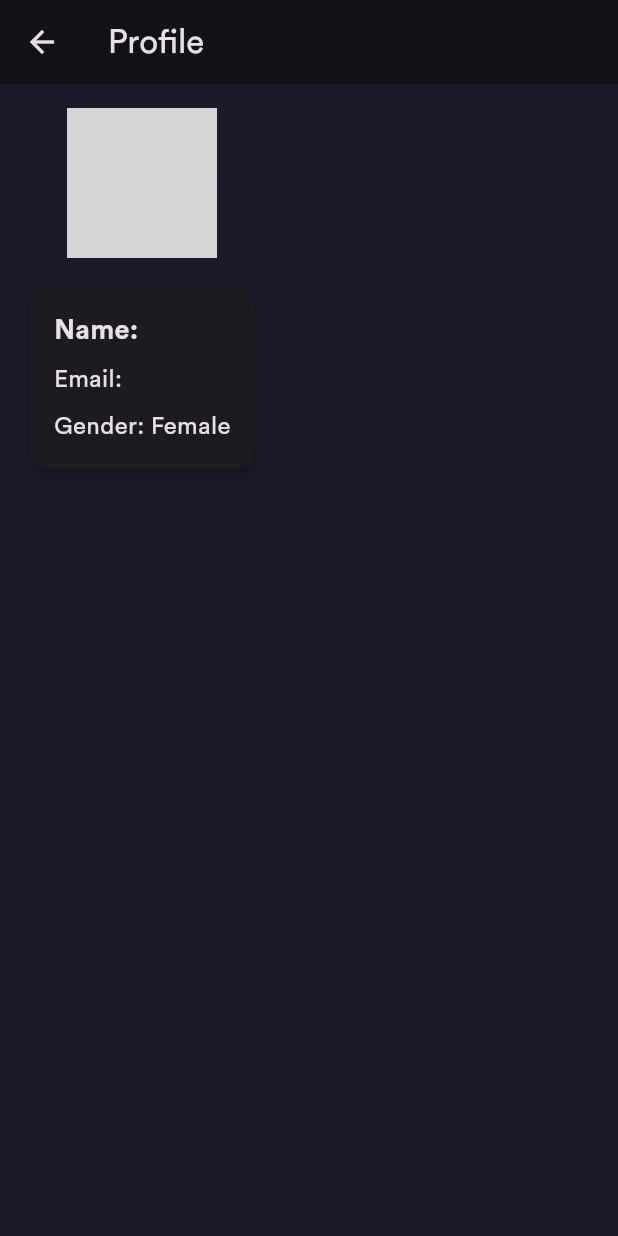
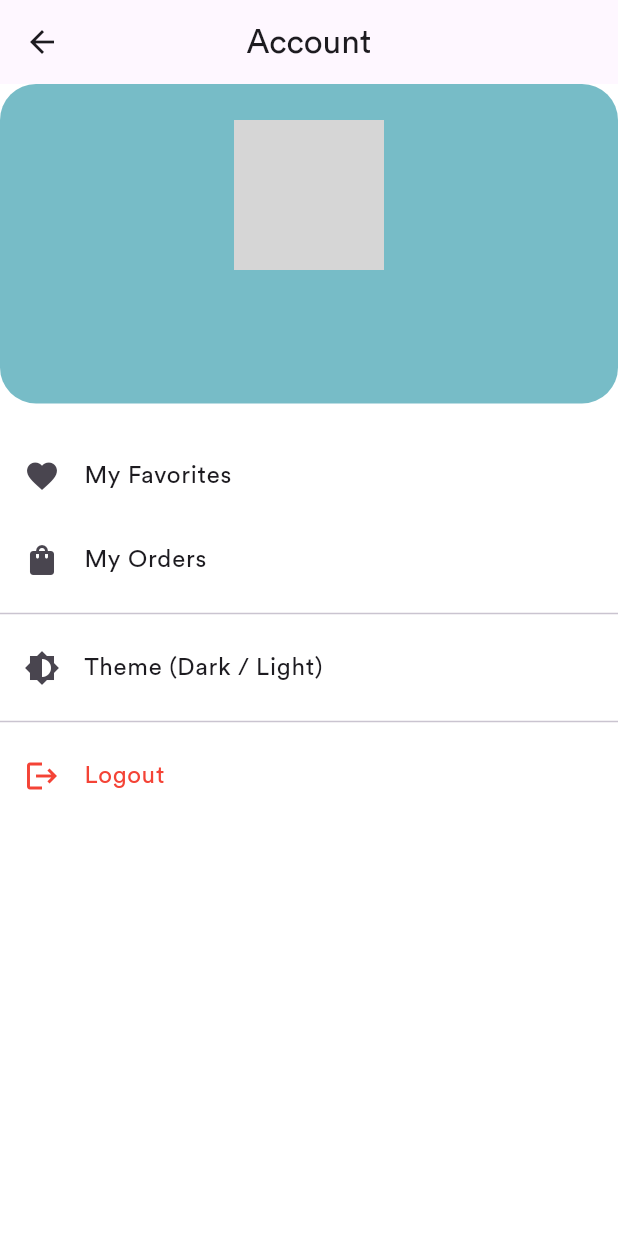
Before and after one commit to DangKhanh2808/ecommerce, a Flutter app: the ProfilePage screen opened directly, on a phone screen of 412 x 824 dp. Run offline on Flutter 3.47's test engine with Material 3 defaults, Android fonts, the phone set to English and light mode, and no system bars; our stand-ins replace cloud_firestore, dartz, equatable, firebase_auth, firebase_core, firebase_storage and 5 more; accounts and stored records are empty; network calls fail; project files that could hold a hidden picture were left out; grey boxes are pictures that could not be loaded.

Commit message:
dark-light-mode

```diff
--- a/lib/core/configs/theme/app_theme.dart
+++ b/lib/core/configs/theme/app_theme.dart
@@ -1,9 +1,44 @@
+import 'package:ecommerce/core/configs/theme/app_colors.dart';
 import 'package:flutter/material.dart';
 
-import 'app_colors.dart';
+class AppTheme {
+  static ThemeData get lightTheme => ThemeData(
+        primaryColor: AppColors.primary,
+        scaffoldBackgroundColor: Colors.white,
+        brightness: Brightness.light,
+        fontFamily: 'CircularStd',
+        snackBarTheme: const SnackBarThemeData(
+          backgroundColor: Colors.white,
+          contentTextStyle: TextStyle(color: Colors.black),
+        ),
+        inputDecorationTheme: InputDecorationTheme(
+          filled: true,
+          fillColor: const Color(0xffF5F5F5),
+          hintStyle: const TextStyle(
+            color: Color(0xffA7A7A7),
+            fontWeight: FontWeight.w400,
+          ),
+          contentPadding: const EdgeInsets.all(16),
+          border: OutlineInputBorder(
+              borderRadius: BorderRadius.circular(4),
+              borderSide: BorderSide.none),
+        ),
+        elevatedButtonTheme: ElevatedButtonThemeData(
+          style: ElevatedButton.styleFrom(
+            backgroundColor: AppColors.primary,
+            elevation: 0,
+            shape: RoundedRectangleBorder(
+              borderRadius: BorderRadius.circular(100),
+            ),
+            textStyle: const TextStyle(
+              fontSize: 16,
+              fontWeight: FontWeight.w400,
+            ),
+          ),
+        ),
+      );
 
-class AppTheme {
-  static final appTheme = ThemeData(
+  static ThemeData get darkTheme => ThemeData(
         primaryColor: AppColors.primary,
         scaffoldBackgroundColor: AppColors.background,
         brightness: Brightness.dark,
@@ -23,15 +58,19 @@ class AppTheme {
           border: OutlineInputBorder(
               borderRadius: BorderRadius.circular(4),
               borderSide: BorderSide.none),
-          enabledBorder: OutlineInputBorder(
-              borderRadius: BorderRadius.circular(4),
-              borderSide: BorderSide.none)),
+        ),
         elevatedButtonTheme: ElevatedButtonThemeData(
           style: ElevatedButton.styleFrom(
             backgroundColor: AppColors.primary,
             elevation: 0,
-              textStyle:
-                  const TextStyle(fontSize: 16, fontWeight: FontWeight.w400),
             shape: RoundedRectangleBorder(
-                  borderRadius: BorderRadius.circular(100)))));
+              borderRadius: BorderRadius.circular(100),
+            ),
+            textStyle: const TextStyle(
+              fontSize: 16,
+              fontWeight: FontWeight.w400,
+            ),
+          ),
+        ),
+      );
 }
--- /dev/null
+++ b/lib/core/configs/theme/bloc/theme_cubit.dart
@@ -0,0 +1,11 @@
+// lib/common/bloc/theme/theme_cubit.dart
+import 'package:flutter/material.dart';
+import 'package:flutter_bloc/flutter_bloc.dart';
+
+class ThemeCubit extends Cubit<ThemeMode> {
+  ThemeCubit() : super(ThemeMode.light);
+
+  void toggleTheme() {
+    emit(state == ThemeMode.light ? ThemeMode.dark : ThemeMode.light);
+  }
+}
--- a/lib/presentation/home/user/pages/home.dart
+++ b/lib/presentation/home/user/pages/home.dart
@@ -24,7 +24,7 @@ class _HomePageState extends State<HomePage> {
     const HomeContent(),
     const CartPage(),
     const MyFavoritesPage(),
-    const ProfilePage(),
+    ProfilePage(),
   ];
 
   void _onItemTapped(int index) {
--- a/lib/presentation/home/user/pages/profile.dart
+++ b/lib/presentation/home/user/pages/profile.dart
@@ -1,8 +1,13 @@
-// profile.dart
+import 'package:ecommerce/core/configs/theme/bloc/theme_cubit.dart';
+import 'package:ecommerce/presentation/auth/user/views/signin.dart';
+import 'package:ecommerce/presentation/settings/views/my_favorites.dart';
+import 'package:ecommerce/presentation/settings/views/my_orders.dart';
 import 'package:flutter/material.dart';
 import 'package:flutter_bloc/flutter_bloc.dart';
 import 'package:ecommerce/presentation/home/user/bloc/profile_cubit.dart';
 import 'package:ecommerce/presentation/home/user/bloc/profile_state.dart';
+import 'package:ecommerce/service_locator.dart';
+import 'package:ecommerce/domain/auth/usecases/signout.dart';
 
 class ProfilePage extends StatelessWidget {
   const ProfilePage({super.key});
@@ -13,7 +18,10 @@ class ProfilePage extends StatelessWidget {
       create: (_) =>
           ProfileCubit(authRepository: context.read())..loadProfile(),
       child: Scaffold(
-        appBar: AppBar(title: const Text('Profile')),
+        appBar: AppBar(
+          title: const Text('Account'),
+          centerTitle: true,
+        ),
         body: BlocBuilder<ProfileCubit, ProfileState>(
           builder: (context, state) {
             if (state is ProfileLoading) {
@@ -23,8 +31,21 @@ class ProfilePage extends StatelessWidget {
             } else if (state is ProfileLoaded) {
               final user = state.user;
 
-              return Padding(
-                padding: const EdgeInsets.all(16.0),
+              return Column(
+                children: [
+                  // Header
+                  Container(
+                    width: double.infinity,
+                    padding: const EdgeInsets.symmetric(vertical: 24),
+                    decoration: BoxDecoration(
+                      color: const Color.fromARGB(255, 119, 188, 199),
+                      borderRadius: const BorderRadius.only(
+                        topLeft: Radius.circular(24),
+                        topRight: Radius.circular(24),
+                        bottomLeft: Radius.circular(24),
+                        bottomRight: Radius.circular(24),
+                      ),
+                    ),
                     child: Column(
                       children: [
                         CircleAvatar(
@@ -32,38 +53,79 @@ class ProfilePage extends StatelessWidget {
                           backgroundImage: NetworkImage(
                             user.image.isNotEmpty
                                 ? user.image
-                            : 'https://via.placeholder.com/150',
+                                : 'https://static.vecteezy.com/system/resources/previews/027/247/050/original/persian-cat-isolated-on-transparent-background-ai-generated-png.png',
                           ),
                         ),
-                    const SizedBox(height: 16),
-                    Card(
-                      elevation: 4,
-                      child: Padding(
-                        padding: const EdgeInsets.all(16.0),
-                        child: Column(
-                          crossAxisAlignment: CrossAxisAlignment.start,
-                          children: [
+                        const SizedBox(height: 12),
                         Text(
-                              'Name: ${user.firstName} ${user.lastName}',
+                          '${user.firstName} ${user.lastName}',
                           style: const TextStyle(
-                                fontSize: 18,
-                                fontWeight: FontWeight.bold,
+                              fontSize: 20, fontWeight: FontWeight.bold),
                         ),
-                            ),
-                            const SizedBox(height: 8),
-                            Text('Email: ${user.email}',
-                                style: const TextStyle(fontSize: 16)),
-                            const SizedBox(height: 8),
+                        const SizedBox(height: 4),
                         Text(
-                              'Gender: ${user.gender == 1 ? 'Male' : 'Female'}',
-                              style: const TextStyle(fontSize: 16),
+                          user.email,
+                          style:
+                              const TextStyle(fontSize: 14, color: Colors.grey),
                         ),
                       ],
                     ),
                   ),
+
+                  const SizedBox(height: 20),
+
+                  // Options
+                  Expanded(
+                    child: ListView(
+                      children: [
+                        ListTile(
+                          leading: const Icon(Icons.favorite),
+                          title: const Text('My Favorites'),
+                          onTap: () {
+                            Navigator.push(
+                              context,
+                              MaterialPageRoute(
+                                  builder: (_) => const MyFavoritesPage()),
+                            );
+                          },
+                        ),
+                        ListTile(
+                          leading: const Icon(Icons.shopping_bag),
+                          title: const Text('My Orders'),
+                          onTap: () {
+                            Navigator.push(
+                              context,
+                              MaterialPageRoute(
+                                  builder: (_) => const MyOrdersPage()),
+                            );
+                          },
+                        ),
+                        const Divider(),
+                        ListTile(
+                          leading: const Icon(Icons.brightness_6),
+                          title: const Text('Theme (Dark / Light)'),
+                          onTap: () {
+                            context.read<ThemeCubit>().toggleTheme();
+                          },
+                        ),
+                        const Divider(),
+                        ListTile(
+                          leading: const Icon(Icons.logout, color: Colors.red),
+                          title: const Text('Logout',
+                              style: TextStyle(color: Colors.red)),
+                          onTap: () async {
+                            await sl<SignoutUseCase>().call();
+                            Navigator.pushAndRemoveUntil(
+                              context,
+                              MaterialPageRoute(builder: (_) => SigninPage()),
+                              (route) => false,
+                            );
+                          },
                         ),
                       ],
                     ),
+                  )
+                ],
               );
             }
 
--- a/lib/presentation/home/widgets/header.dart
+++ b/lib/presentation/home/widgets/header.dart
@@ -65,7 +65,7 @@ class Header extends StatelessWidget {
                   : NetworkImage(
                       user.image,
                     )),
-          color: Colors.red,
+          color: Colors.grey,
           shape: BoxShape.circle,
         ),
       ),
@@ -79,7 +79,7 @@ class Header extends StatelessWidget {
         horizontal: 16,
       ),
       decoration: BoxDecoration(
-        color: AppColors.secondBackground,
+        color: AppColors.primary,
         borderRadius: BorderRadius.circular(100),
       ),
       child: Text(
```
Also changed, not shown: lib/common/widgets/product/product_card.dart (+7 -9 lines), lib/main.dart (+26 -27 lines), assets/images/profile.png (added). Lines whose indentation alone changed are shown as unchanged.
